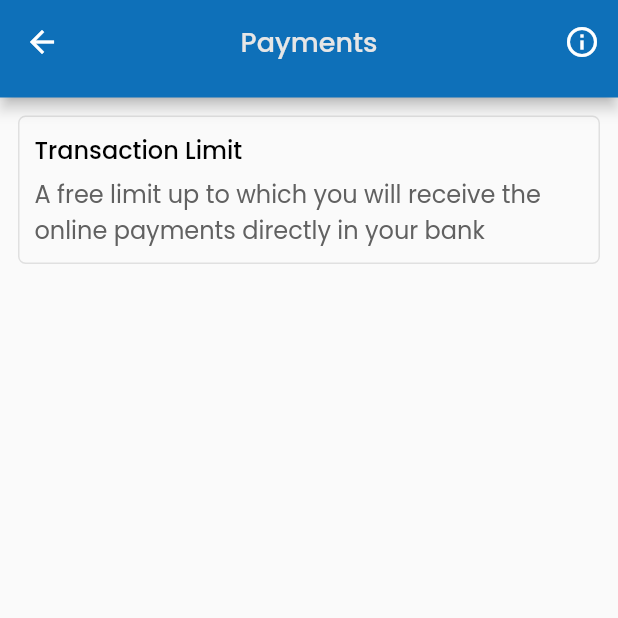
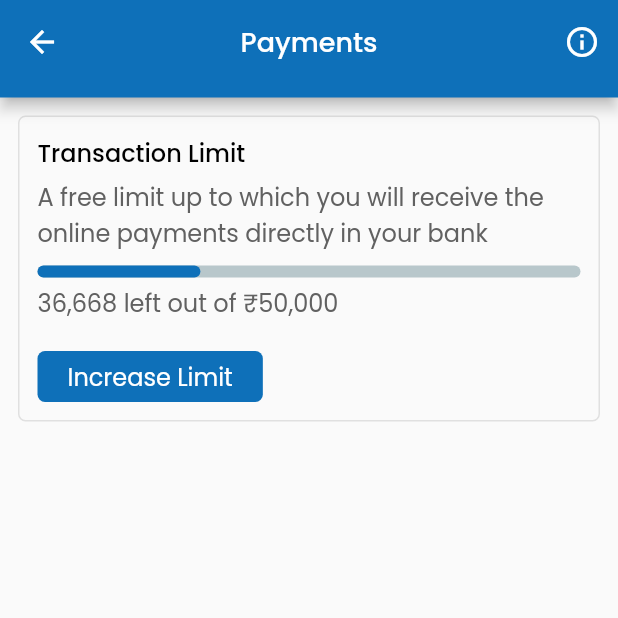
Before and after one commit to SanjaySanil/payment_section_sample, a Flutter app: the screen it shows after launch, on a phone screen of 412 x 824 dp, the top half of it. Run offline on Flutter 3.47's test engine with Material 2 defaults, Android fonts, the phone set to English and light mode, and no system bars; drawn by our look-alikes of percent_indicator; our stand-ins replace google_fonts.

Commit message:
transaction_limit_section_completed

```diff
--- a/lib/consts/color_constants.dart
+++ b/lib/consts/color_constants.dart
@@ -6,7 +6,7 @@ class ColorConst {
   static const Color blue=Color(0xff0e70b9);
   static const Color orange=Color(0xffee741f);
   static const Color green=Color(0xff16b31c);
-  static const Color white=Color(0xffe6e6e6);
+  static const Color white=Colors.white;
   static  Color borderColor=Colors.grey.shade300;
   static  Color textMediumColor=Colors.grey.shade700;
 }
--- a/lib/consts/size_constants.dart
+++ b/lib/consts/size_constants.dart
@@ -2,8 +2,11 @@
 
 class SizeConstants{
   static const double mainMargin=12.0;
-  static const double padding01=10.0;
+  static const double padding01=12.0;
   static const double gap01=5;
+  static const double gap02=10;
+  static const double gap03=20;
+  static const double barRadius=50;
 
 
 }
--- a/lib/main.dart
+++ b/lib/main.dart
@@ -1,7 +1,6 @@
 import 'package:flutter/material.dart';
 import 'package:startup_projects/views/pages/payments_section/payments_section.dart';
-
-import 'views/widgets/theme/theme.dart';
+import 'views/theme/theme.dart';
 
 void main() {
   runApp(const MyApp());
@@ -12,11 +11,11 @@ class MyApp extends StatelessWidget {
 
   @override
   Widget build(BuildContext context) {
-    return  MaterialApp(
-      debugShowCheckedModeBanner:false,
-      theme:TAppTheme.lightTheme,
-      themeMode:ThemeMode.light,
-      home:PaymentsSection(),
+    return MaterialApp(
+      debugShowCheckedModeBanner: false,
+      theme: TAppTheme.lightTheme,
+      themeMode: ThemeMode.light,
+      home: const PaymentsSection(),
     );
   }
 }
--- a/lib/views/pages/payments_section/payments_section.dart
+++ b/lib/views/pages/payments_section/payments_section.dart
@@ -1,4 +1,5 @@
 import 'package:flutter/material.dart';
+import 'package:startup_projects/consts/size_constants.dart';
 import 'package:startup_projects/views/pages/payments_section/widgets/transaction_limit_section.dart';
 import 'widgets/payment_section_appBar.dart';
 
@@ -10,10 +11,13 @@ class PaymentsSection extends StatelessWidget {
     return Scaffold(
       appBar: const PaymentSectionAppBar(),
       body:SingleChildScrollView(
-        child:Column(
-          children: const [
-            TransactionLimitSection(),
-          ],
+        child:Container(
+          padding:const EdgeInsets.all(SizeConstants.padding01),
+          child: Column(
+            children: const [
+              TransactionLimitSection(),
+            ],
+          ),
         ),
       ),
     );
--- a/lib/views/pages/payments_section/widgets/transaction_limit_section.dart
+++ b/lib/views/pages/payments_section/widgets/transaction_limit_section.dart
@@ -1,7 +1,9 @@
 import 'package:flutter/material.dart';
+import 'package:percent_indicator/linear_percent_indicator.dart';
 import 'package:startup_projects/consts/color_constants.dart';
 import 'package:startup_projects/consts/size_constants.dart';
 import 'package:startup_projects/consts/text_constants.dart';
+import 'package:startup_projects/views/widgets/reusable_button/reusable_button.dart';
 
 class TransactionLimitSection extends StatelessWidget {
   const TransactionLimitSection({Key? key}) : super(key: key);
@@ -10,7 +12,6 @@ class TransactionLimitSection extends StatelessWidget {
   Widget build(BuildContext context) {
     return Container(
       width: MediaQuery.of(context).size.width,
-      margin: const EdgeInsets.all(SizeConstants.mainMargin),
       padding: const EdgeInsets.all(SizeConstants.padding01),
       decoration: BoxDecoration(
         border: Border.all(
@@ -32,7 +33,28 @@ class TransactionLimitSection extends StatelessWidget {
           Text(
             TextConst.TLIMITDESCRIPTION,
             style: Theme.of(context).textTheme.bodyLarge,
-          )
+          ),
+          const SizedBox(
+            height: SizeConstants.gap02,
+          ),
+          LinearPercentIndicator(
+            lineHeight: 8,
+            padding: const EdgeInsets.all(0),
+            barRadius: const Radius.circular(SizeConstants.barRadius),
+            percent: 0.3,
+            progressColor: ColorConst.blue,
+          ),
+          const SizedBox(
+            height: SizeConstants.gap01,
+          ),
+          Text(
+            "36,668 left out of ₹50,000",
+            style: Theme.of(context).textTheme.bodyLarge,
+          ),
+          const SizedBox(
+            height: SizeConstants.gap03,
+          ),
+           ReusableButton(onTap:(){}, text:TextConst.INCREASELIMIT, borderRadius:5),
         ],
       ),
     );
--- a/lib/views/widgets/theme/text_theme.dart
+++ b/lib/views/theme/text_theme.dart
@@ -4,36 +4,43 @@ import 'package:startup_projects/consts/color_constants.dart';
 
 class TTextTheme {
   static TextTheme textTheme = TextTheme(
-    titleLarge: googleFontsMainHeadings(
+    titleLarge: googleFonts(
       18,
       FontWeight.w500,
       ColorConst.white,
     ),
-    headlineLarge: googleFontsMainHeadings(
+    headlineLarge: googleFonts(
       16,
       FontWeight.w500,
       ColorConst.black,
     ),
-    headlineMedium:googleFontsMainHeadings(
+    headlineMedium: googleFonts(
       14,
       FontWeight.bold,
       ColorConst.black,
     ),
-    headlineSmall:googleFontsMainHeadings(
+    headlineSmall: googleFonts(
       12,
       FontWeight.bold,
       ColorConst.black,
     ),
-    bodyLarge:googleFontsSubHeadings(16,FontWeight.normal,ColorConst.textMediumColor)
+    //sub heading dark color
+    bodyLarge: googleFonts(
+      16,
+      FontWeight.normal,
+      ColorConst.textMediumColor,
+    ),
+    //sub heading light color
+    bodyMedium: googleFonts(
+      16,
+      FontWeight.normal,
+      ColorConst.white,
+    ),
   );
 
-  static TextStyle googleFontsMainHeadings(
+  static TextStyle googleFonts(
       double fontSize, FontWeight fontWeight, Color color) {
     return GoogleFonts.poppins(
         fontSize: fontSize, fontWeight: fontWeight, color: color);
   }
-  static TextStyle googleFontsSubHeadings( double fontSize, FontWeight fontWeight, Color color){
-    return  GoogleFonts.poppins(
-        fontSize: fontSize, fontWeight: fontWeight, color: color);
-  }
 }
--- a/lib/views/widgets/theme/theme.dart
+++ b/lib/views/theme/theme.dart
@@ -1,6 +1,6 @@
 import 'package:flutter/material.dart';
 import 'package:startup_projects/consts/color_constants.dart';
-import 'package:startup_projects/views/widgets/theme/text_theme.dart';
+import 'text_theme.dart';
 
 //whole application theme data
 class TAppTheme {
--- /dev/null
+++ b/lib/views/widgets/reusable_button/reusable_button.dart
@@ -0,0 +1,37 @@
+import 'package:flutter/material.dart';
+import 'package:startup_projects/consts/color_constants.dart';
+
+class ReusableButton extends StatelessWidget {
+  const ReusableButton(
+      {Key? key,
+      required this.onTap,
+      required this.text,
+      required this.borderRadius,
+      this.color = ColorConst.blue})
+      : super(key: key);
+
+  final VoidCallback onTap;
+  final String text;
+  final double borderRadius;
+  final Color color;
+
+  @override
+  Widget build(BuildContext context) {
+    return GestureDetector(
+      onTap: onTap,
+      child: Container(
+        padding: const EdgeInsets.only(left: 20, right: 20, top: 5, bottom: 5),
+        decoration: BoxDecoration(
+          color: color,
+          borderRadius: BorderRadius.all(
+            Radius.circular(borderRadius),
+          ),
+        ),
+        child: Text(
+          text,
+          style: Theme.of(context).textTheme.bodyMedium,
+        ),
+      ),
+    );
+  }
+}
--- a/pubspec.yaml
+++ b/pubspec.yaml
@@ -36,6 +36,7 @@ dependencies:
   # Use with the CupertinoIcons class for iOS style icons.
   cupertino_icons: ^1.0.2
   google_fonts: ^4.0.3
+  percent_indicator:
 
 dev_dependencies:
   flutter_test:
```
Also changed, not shown: lib/consts/image_constants.dart (added), pubspec.lock.
